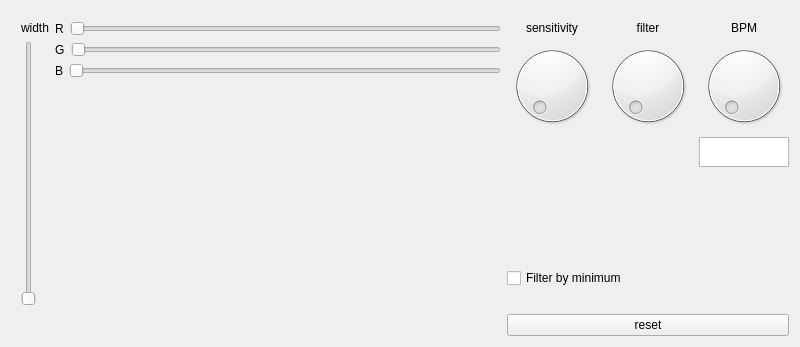
Qt form player_ui/color.ui (Robo-sapiens/HackMoscow) before a commit.
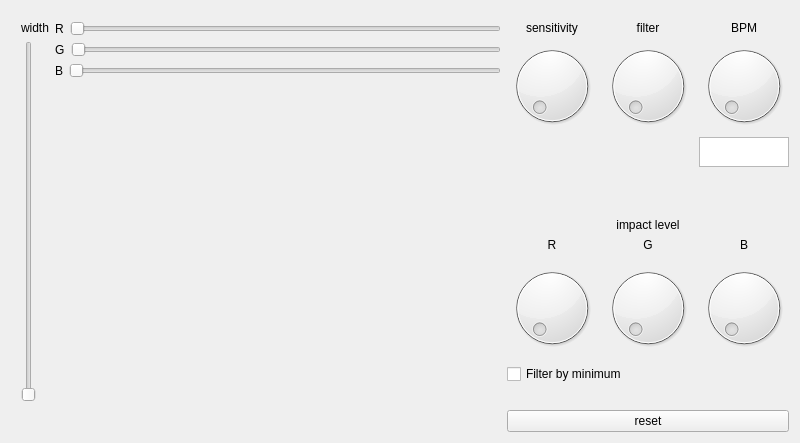
The same form after that commit.

Commit message: impact levels

The edit to the form file:
```diff
--- a/player_ui/color.ui
+++ b/player_ui/color.ui
@@ -10,7 +10,7 @@
     <x>0</x>
     <y>0</y>
     <width>800</width>
-    <height>347</height>
+    <height>443</height>
    </rect>
   </property>
   <property name="minimumSize">
@@ -193,21 +193,8 @@
            <property name="sizeConstraint">
             <enum>QLayout::SetMinimumSize</enum>
            </property>
-           <item row="3" column="0">
-            <spacer name="verticalSpacer_3">
-             <property name="orientation">
-              <enum>Qt::Vertical</enum>
-             </property>
-             <property name="sizeHint" stdset="0">
-              <size>
-               <width>20</width>
-               <height>40</height>
-              </size>
-             </property>
-            </spacer>
-           </item>
-           <item row="1" column="0">
-            <widget class="QDial" name="nobSensitivity">
+           <item row="1" column="1">
+            <widget class="QDial" name="nobFilter">
              <property name="minimumSize">
               <size>
                <width>90</width>
@@ -222,6 +209,22 @@
              </property>
             </widget>
            </item>
+           <item row="6" column="1">
+            <widget class="QDial" name="nobImpactG"/>
+           </item>
+           <item row="6" column="2">
+            <widget class="QDial" name="nobImpactB"/>
+           </item>
+           <item row="2" column="2">
+            <widget class="QPlainTextEdit" name="editBPM">
+             <property name="maximumSize">
+              <size>
+               <width>90</width>
+               <height>30</height>
+              </size>
+             </property>
+            </widget>
+           </item>
            <item row="0" column="0">
             <widget class="QLabel" name="labelSensitivity">
              <property name="text">
@@ -242,6 +245,26 @@
              </property>
             </widget>
            </item>
+           <item row="5" column="0">
+            <widget class="QLabel" name="label_2">
+             <property name="text">
+              <string>R</string>
+             </property>
+             <property name="alignment">
+              <set>Qt::AlignCenter</set>
+             </property>
+            </widget>
+           </item>
+           <item row="4" column="1">
+            <widget class="QLabel" name="label_3">
+             <property name="text">
+              <string>impact level</string>
+             </property>
+             <property name="alignment">
+              <set>Qt::AlignCenter</set>
+             </property>
+            </widget>
+           </item>
            <item row="1" column="2">
             <widget class="QDial" name="nobBPM">
              <property name="minimumSize">
@@ -258,8 +281,18 @@
              </property>
             </widget>
            </item>
-           <item row="1" column="1">
-            <widget class="QDial" name="nobFilter">
+           <item row="5" column="2">
+            <widget class="QLabel" name="label_5">
+             <property name="text">
+              <string>B</string>
+             </property>
+             <property name="alignment">
+              <set>Qt::AlignCenter</set>
+             </property>
+            </widget>
+           </item>
+           <item row="1" column="0">
+            <widget class="QDial" name="nobSensitivity">
              <property name="minimumSize">
               <size>
                <width>90</width>
@@ -274,6 +307,16 @@
              </property>
             </widget>
            </item>
+           <item row="5" column="1">
+            <widget class="QLabel" name="label_4">
+             <property name="text">
+              <string>G</string>
+             </property>
+             <property name="alignment">
+              <set>Qt::AlignCenter</set>
+             </property>
+            </widget>
+           </item>
            <item row="0" column="1">
             <widget class="QLabel" name="labelFilter">
              <property name="text">
@@ -284,15 +327,21 @@
              </property>
             </widget>
            </item>
-           <item row="2" column="2">
-            <widget class="QPlainTextEdit" name="editBPM">
-             <property name="maximumSize">
+           <item row="6" column="0">
+            <widget class="QDial" name="nobImpactR"/>
+           </item>
+           <item row="3" column="2">
+            <spacer name="verticalSpacer_3">
+             <property name="orientation">
+              <enum>Qt::Vertical</enum>
+             </property>
+             <property name="sizeHint" stdset="0">
               <size>
-               <width>90</width>
-               <height>30</height>
+               <width>20</width>
+               <height>40</height>
               </size>
              </property>
-            </widget>
+            </spacer>
            </item>
           </layout>
          </item>
```
The commit also changes 31 other files.
